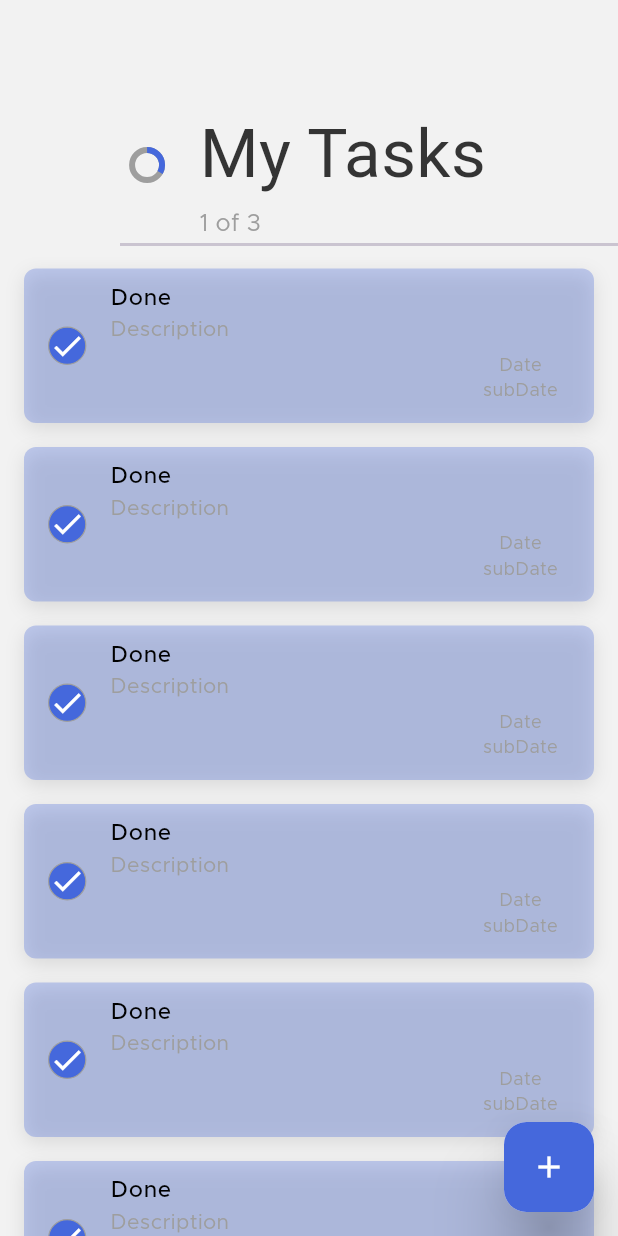
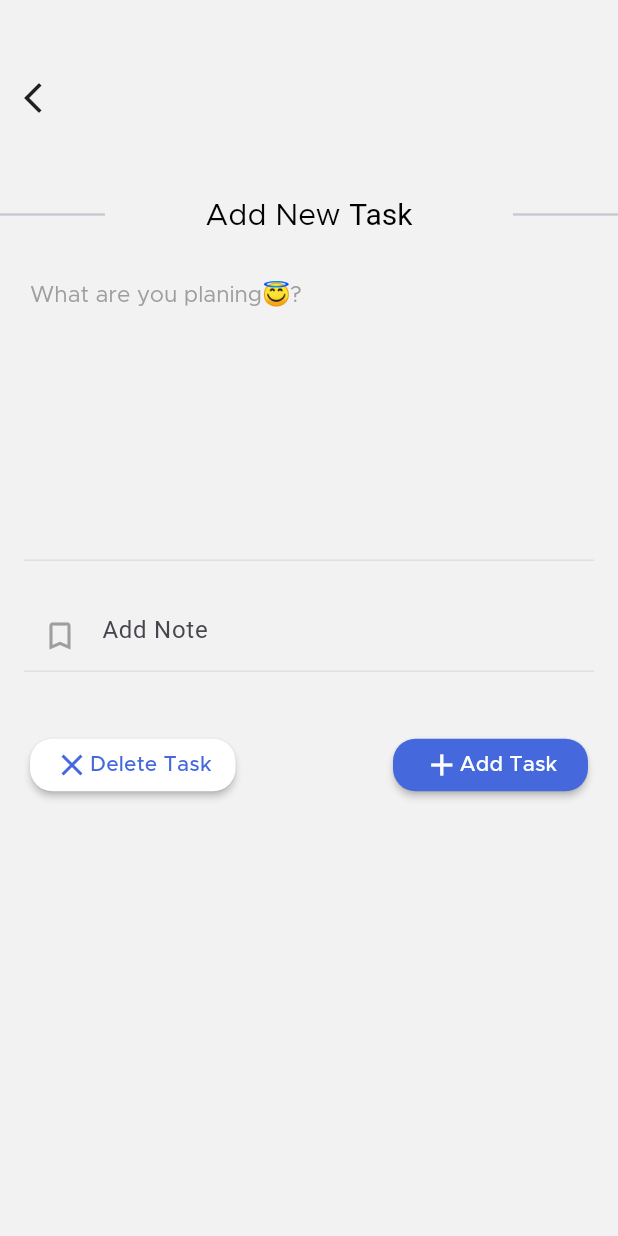
Before and after one commit to noyevate/todo, a Flutter app: the HomeView screen opened directly, after a tap on the "add" icon, on a phone screen of 412 x 824 dp. Run offline on Flutter 3.47's test engine with Material 3 defaults, Android fonts, the phone set to English and light mode, and no system bars; our stand-ins replace animate_do, equatable, flutter_bloc, flutter_screenutil, hive, hive_flutter and 1 more; accounts and stored records are empty.

Commit message:
add task, delete task and update iscompleted functionality
created the add task, delete task and update the isCompleted functionalities

```diff
--- /dev/null
+++ b/lib/core/utils/format_time.dart
@@ -0,0 +1,10 @@
+import 'package:intl/intl.dart';
+
+String formatDateTime(DateTime dateTime, {bool includeTime = false}) {
+  final date = DateFormat('MMM d, yyyy').format(dateTime);
+  if (includeTime) {
+    final time = DateFormat('h:mm a').format(dateTime);
+    return '$date at $time';
+  }
+  return date;
+}
--- a/lib/feature/home/presentation/pages/home.dart
+++ b/lib/feature/home/presentation/pages/home.dart
@@ -1,11 +1,15 @@
 import 'package:animate_do/animate_do.dart';
 import 'package:flutter/material.dart';
+import 'package:flutter_bloc/flutter_bloc.dart';
 import 'package:lottie/lottie.dart';
 import 'package:todo/core/extensions/space_exs.dart';
 import 'package:todo/core/utils/constanst.dart';
 import 'package:todo/core/utils/reusable_text.dart';
 import 'package:todo/core/utils/strings.dart';
 import 'package:todo/feature/home/presentation/widgets/fa_b.dart';
+import 'package:todo/feature/task/presentation/bloc/task_bloc.dart';
+import 'package:todo/feature/task/presentation/bloc/task_event.dart';
+import 'package:todo/feature/task/presentation/bloc/task_state.dart';
 
 import '../../../../core/utils/colors.dart';
 import '../widgets/task_widget.dart';
@@ -18,7 +22,11 @@ class HomeView extends StatefulWidget {
 }
 
 class _HomeViewState extends State<HomeView> {
-  final List<int> testing = [1212, 1232, 2387, 3, 34, 34, 34];
+  @override
+  void initState() {
+    super.initState();
+    BlocProvider.of<TaskBloc>(context).add(LoadTasks());
+  }
 
   @override
   Widget build(BuildContext context) {
@@ -26,7 +34,10 @@ class _HomeViewState extends State<HomeView> {
     return Scaffold(
       floatingActionButton: FaB(),
       backgroundColor: Theme.of(context).scaffoldBackgroundColor,
-        body: Expanded(child: _homebody(textTheme, context)));
+      body: Expanded(
+        child: _homebody(textTheme, context),
+      ),
+    );
   }
 
   Widget _homebody(TextTheme textTheme, BuildContext context) {
@@ -122,16 +133,46 @@ class _HomeViewState extends State<HomeView> {
               indent: 80,
             ),
           ),
-          Expanded(
-            child: testing.isNotEmpty
-                ? ListView.builder(
-                    itemCount: testing.length,
+          BlocBuilder<TaskBloc, TaskState>(
+            builder: (context, state) {
+              final tasks = state.tasks;
+              if (tasks.isEmpty) {
+                return Column(
+                  mainAxisAlignment: MainAxisAlignment.center,
+                  children: [
+                    FadeInUp(
+                      child: SizedBox(
+                          height: 180,
+                          width: 180,
+                          child: LottieBuilder.asset(
+                            lottieURL,
+                            animate: tasks.isNotEmpty ? false : true,
+                          )),
+                    ),
+                    FadeInUp(
+                      from: 30,
+                      child: ReuseableText(
+                        title: AppStrings.doneAllTask,
+                        style: TextStyle(),
+                      ),
+                    )
+                  ],
+                );
+              }
+              return Expanded(
+                  child: ListView.builder(
+                itemCount: tasks.length,
                 scrollDirection: Axis.vertical,
                 itemBuilder: (context, index) {
+                  var task = state.tasks[index];
                   return Dismissible(
+                    key: Key(task.id),
                     direction: DismissDirection.horizontal,
                     onDismissed: (_) {
                       // remove the task
+                      Future.delayed(const Duration(milliseconds: 1000), () {
+                        context.read<TaskBloc>().add(DeleteTask(task.id));
+                      });
                     },
                     background: Row(
                       mainAxisAlignment: MainAxisAlignment.center,
@@ -147,34 +188,14 @@ class _HomeViewState extends State<HomeView> {
                         )
                       ],
                     ),
-                        key: Key(
-                          index.toString(),
+
+                    child: TaskWidget(
+                      task: task,
                     ),
-                        child: TaskWidget(),
                   );
                 },
-                  )
-                : Column(
-                    mainAxisAlignment: MainAxisAlignment.center,
-                    children: [
-                      FadeInUp(
-                        child: SizedBox(
-                            height: 180,
-                            width: 180,
-                            child: LottieBuilder.asset(
-                              lottieURL,
-                              animate: testing.isNotEmpty ? false : true,
-                            )),
-                      ),
-                      FadeInUp(
-                        from: 30,
-                        child: ReuseableText(
-                          title: AppStrings.doneAllTask,
-                          style: TextStyle(),
-                        ),
-                      )
-                    ],
-                  ),
+              ));
+            },
           ),
         ],
       ),
--- a/lib/feature/home/presentation/widgets/fa_b.dart
+++ b/lib/feature/home/presentation/widgets/fa_b.dart
@@ -1,6 +1,7 @@
 import 'package:flutter/cupertino.dart';
 import 'package:flutter/material.dart';
 import 'package:todo/core/utils/colors.dart';
+import 'package:todo/feature/task/presentation/pages/add_task_page.dart';
 
 class FaB extends StatelessWidget {
   const FaB({
@@ -11,10 +12,10 @@ class FaB extends StatelessWidget {
   Widget build(BuildContext context) {
     return GestureDetector(
       onTap: () {
-        // Navigator.push(
-        //   context,
-        //   CupertinoPageRoute(builder: (_) => TaskView()),
-        // );
+        Navigator.push(
+          context,
+          CupertinoPageRoute(builder: (_) => TaskView()),
+        );
       },
       child: Material(
         borderRadius: BorderRadius.circular(15),
--- a/lib/feature/home/presentation/widgets/task_widget.dart
+++ b/lib/feature/home/presentation/widgets/task_widget.dart
@@ -1,11 +1,17 @@
 import 'package:flutter/material.dart';
+import 'package:flutter_bloc/flutter_bloc.dart';
 
 import 'package:todo/core/utils/colors.dart';
+import 'package:todo/core/utils/format_time.dart';
 import 'package:todo/core/utils/reusable_text.dart';
+import 'package:todo/feature/task/domain/entities/task.dart';
+import 'package:todo/feature/task/presentation/bloc/task_bloc.dart';
+import 'package:todo/feature/task/presentation/bloc/task_event.dart';
 
 class TaskWidget extends StatelessWidget {
+  final Task task;
   const TaskWidget({
-    super.key,
+    super.key, required this.task,
   });
 
   @override
@@ -30,23 +36,24 @@ class TaskWidget extends StatelessWidget {
           child: ListTile(
             leading: GestureDetector(
               onTap: () {
+                 context.read<TaskBloc>().add(ToggleTaskCompletion(task));
                 // check or uncheck the task
               },
               child: AnimatedContainer(
                 duration: const Duration(milliseconds: 600),
                 decoration: BoxDecoration(
-                    color: AppColors.primaryColor,
+                    color: task.isCompleted  ? AppColors.primaryColor : Colors.white,
                     shape: BoxShape.circle,
                     border: Border.all(
                         color: Colors.grey, width: .8)),
-                child: Icon(
+                child:  Icon(
                   Icons.check,
                   color: Colors.white,
                 ),
               ),
             ),
             title: ReuseableText(
-              title: "Done",
+              title: task.title.toString(),
               style: TextStyle(
                   color: Theme.of(context).brightness == Brightness.dark ? AppColors.grey: Colors.black,
                   fontSize: 15,
@@ -57,9 +64,9 @@ class TaskWidget extends StatelessWidget {
               crossAxisAlignment: CrossAxisAlignment.start,
               children: [
                 ReuseableText(
-                  title: "Description",
+                  title: task.subTitle,
                   style: TextStyle(
-                      color: Colors.grey,
+                      color: Colors.white,
                       fontWeight: FontWeight.w300),
                 ),
                 Align(
@@ -70,16 +77,16 @@ class TaskWidget extends StatelessWidget {
                       mainAxisAlignment: MainAxisAlignment.center,
                       children: [
                         ReuseableText(
-                          title: "Date",
+                          title: formatDateTime(task.createdAtDate, includeTime: true),
                           style: TextStyle(
                               fontSize: 12, color: Colors.grey),
                         ),
 
-                        ReuseableText(
-                          title: "subDate",
-                          style: TextStyle(
-                              fontSize: 12, color: Colors.grey),
-                        ),
+                        // ReuseableText(
+                        //   title: "subDate",
+                        //   style: TextStyle(
+                        //       fontSize: 12, color: Colors.grey),
+                        // ),
                       ],
                     ),
                   ),
--- /dev/null
+++ b/lib/feature/task/data/models/task_model.dart
@@ -0,0 +1,63 @@
+import 'package:hive/hive.dart';
+import 'package:uuid/uuid.dart';
+import '../../domain/entities/task.dart';
+
+part 'task_model.g.dart';
+
+@HiveType(typeId: 0)
+class TaskModel extends HiveObject {
+  @HiveField(0)
+  final String id;
+  @HiveField(1)
+  final String title;
+  @HiveField(2)
+  final String subTitle;
+  @HiveField(3)
+  final DateTime createdAtTime;
+  @HiveField(4)
+  final DateTime createdAtDate;
+  @HiveField(5)
+  final bool isCompleted;
+
+  TaskModel({
+    required this.id,
+    required this.title,
+    required this.subTitle,
+    required this.createdAtTime,
+    required this.createdAtDate,
+    required this.isCompleted,
+  });
+
+  factory TaskModel.create({
+    String? title,
+    String? subTitle,
+    DateTime? createdAtTime,
+    DateTime? createdAtDate,
+  }) =>
+      TaskModel(
+        id: const Uuid().v1(),
+        title: title ?? '',
+        subTitle: subTitle ?? '',
+        createdAtTime: createdAtTime ?? DateTime.now(),
+        createdAtDate: createdAtDate ?? DateTime.now(),
+        isCompleted: false,
+      );
+
+  Task toEntity() => Task(
+        id: id,
+        title: title,
+        subTitle: subTitle,
+        createdAtTime: createdAtTime,
+        createdAtDate: createdAtDate,
+        isCompleted: isCompleted,
+      );
+
+  static TaskModel fromEntity(Task task) => TaskModel(
+        id: task.id,
+        title: task.title,
+        subTitle: task.subTitle,
+        createdAtTime: task.createdAtTime,
+        createdAtDate: task.createdAtDate,
+        isCompleted: task.isCompleted,
+      );
+}
--- /dev/null
+++ b/lib/feature/task/data/repository/hive_task_repository.dart
@@ -0,0 +1,30 @@
+import 'package:hive/hive.dart';
+import 'package:todo/feature/task/domain/repositories/task_repository.dart';
+import '../../domain/entities/task.dart';
+import '../models/task_model.dart';
+
+class HiveTaskRepositoryImpl implements TaskRepository {
+  final Box<TaskModel> taskBox = Hive.box<TaskModel>('tasks');
+
+  @override
+  Future<void> addTask(Task task) async {
+    await taskBox.put(task.id, TaskModel.fromEntity(task));
+
+  }
+
+  @override
+  Future<List<Task>> getTasks() async {
+    return taskBox.values.map((model) => model.toEntity()).toList();
+  }
+
+  @override
+  Future<void> deleteTask(String taskId) async {
+    await taskBox.delete(taskId);
+  }
+
+  @override
+  Future<void> toggleTaskCompletion(Task task) async {
+    final updatedTask = task.copyWith(isCompleted: !task.isCompleted);
+    await taskBox.put(updatedTask.id, TaskModel.fromEntity(updatedTask));
+  }
+}
--- /dev/null
+++ b/lib/feature/task/domain/entities/task.dart
@@ -0,0 +1,53 @@
+import 'package:uuid/uuid.dart';
+
+class Task {
+  final String id;
+  final String title;
+  final String subTitle;
+  final DateTime createdAtTime;
+  final DateTime createdAtDate;
+  final bool isCompleted;
+
+  const Task({
+    required this.id,
+    required this.title,
+    required this.subTitle,
+    required this.createdAtTime,
+    required this.createdAtDate,
+    required this.isCompleted,
+  });
+
+  factory Task.create({
+  required String title,
+  required String subTitle,
+  DateTime? createdAtTime,
+  DateTime? createdAtDate,
+}) {
+  return Task(
+    id: const Uuid().v1(),
+    title: title,
+    subTitle: subTitle,
+    createdAtTime: createdAtTime ?? DateTime.now(),
+    createdAtDate: createdAtDate ?? DateTime.now(),
+    isCompleted: false,
+  );
+}
+
+
+  Task copyWith({
+    String? id,
+    String? title,
+    String? subTitle,
+    DateTime? createdAtTime,
+    DateTime? createdAtDate,
+    bool? isCompleted,
+  }) =>
+      Task(
+        id: id ?? this.id,
+        title: title ?? this.title,
+        subTitle: subTitle ?? this.subTitle,
+        createdAtTime: createdAtTime ?? this.createdAtTime,
+        createdAtDate: createdAtDate ?? this.createdAtDate,
+        isCompleted: isCompleted ?? this.isCompleted,
+      );
+}
--- /dev/null
+++ b/lib/feature/task/domain/repositories/task_repository.dart
@@ -0,0 +1,8 @@
+import '../../domain/entities/task.dart';
+
+abstract class TaskRepository {
+  Future<void> addTask(Task task);
+  Future<List<Task>> getTasks();
+  Future<void> deleteTask(String taskId);
+  Future<void> toggleTaskCompletion(Task task);
+}
--- /dev/null
+++ b/lib/feature/task/domain/usecases/add_task_usecase.dart
@@ -0,0 +1,10 @@
+import 'package:todo/feature/task/domain/repositories/task_repository.dart';
+
+import '../entities/task.dart';
+
+class AddTaskUseCase {
+  final TaskRepository repository;
+  AddTaskUseCase(this.repository);
+
+  Future<void> call(Task task) => repository.addTask(task);
+}
--- /dev/null
+++ b/lib/feature/task/presentation/bloc/task_bloc.dart
@@ -0,0 +1,35 @@
+import 'package:flutter_bloc/flutter_bloc.dart';
+import 'package:todo/feature/task/domain/repositories/task_repository.dart';
+import 'task_event.dart';
+import 'task_state.dart';
+
+class TaskBloc extends Bloc<TaskEvent, TaskState> {
+  final TaskRepository repository;
+
+  TaskBloc(this.repository) : super(const TaskState(tasks: [])) {
+    on<LoadTasks>((event, emit) async {
+      final tasks = await repository.getTasks();
+      emit(state.copyWith(tasks: tasks));
+    });
+
+    on<AddTask>((event, emit) async {
+      final task = await repository.addTask(event.task);
+    //  print(task);
+      final tasks = await repository.getTasks();
+      print("${tasks.length}");
+      emit(state.copyWith(tasks: tasks));
+    });
+
+    on<DeleteTask>((event, emit) async {
+      await repository.deleteTask(event.taskId);
+      final tasks = await repository.getTasks();
+      emit(state.copyWith(tasks: tasks));
+    });
+
+    on<ToggleTaskCompletion>((event, emit) async {
+      await repository.toggleTaskCompletion(event.task);
+      final tasks = await repository.getTasks();
+      emit(state.copyWith(tasks: tasks));
+    });
+  }
+}
--- /dev/null
+++ b/lib/feature/task/presentation/bloc/task_event.dart
@@ -0,0 +1,21 @@
+
+import 'package:todo/feature/task/domain/entities/task.dart';
+
+abstract class TaskEvent {}
+
+class LoadTasks extends TaskEvent {}
+
+class AddTask extends TaskEvent {
+  final Task task;
+  AddTask(this.task);
+}
+
+class DeleteTask extends TaskEvent {
+  final String taskId;
+  DeleteTask(this.taskId);
+}
+
+class ToggleTaskCompletion extends TaskEvent {
+  final Task task;
+  ToggleTaskCompletion(this.task);
+}
--- /dev/null
+++ b/lib/feature/task/presentation/bloc/task_state.dart
@@ -0,0 +1,15 @@
+import 'package:equatable/equatable.dart';
+import 'package:todo/feature/task/domain/entities/task.dart';
+
+class TaskState extends Equatable {
+  final List<Task> tasks;
+
+  const TaskState({required this.tasks});
+
+  @override
+  List<Object?> get props => [tasks];
+
+  TaskState copyWith({List<Task>? tasks}) {
+    return TaskState(tasks: tasks ?? this.tasks);
+  }
+}
--- /dev/null
+++ b/lib/feature/task/presentation/pages/add_task_page.dart
@@ -0,0 +1,186 @@
+import 'package:flutter/material.dart';
+import 'package:flutter_bloc/flutter_bloc.dart';
+import 'package:todo/core/extensions/space_exs.dart';
+import 'package:todo/core/utils/colors.dart';
+import 'package:todo/core/utils/reusable_text.dart';
+import 'package:todo/feature/task/data/models/task_model.dart';
+import 'package:todo/feature/task/domain/entities/task.dart';
+import 'package:todo/feature/task/presentation/bloc/task_event.dart';
+import 'package:todo/feature/task/presentation/widget/repeated_tex_field.dart';
+import 'package:todo/feature/task/presentation/widget/task_view_app_bar.dart';
+
+import '../../../../core/utils/strings.dart';
+import '../bloc/task_bloc.dart';
+
+class TaskView extends StatefulWidget {
+  const TaskView({super.key});
+
+  @override
+  State<TaskView> createState() => _TaskViewState();
+}
+
+class _TaskViewState extends State<TaskView> {
+  final TextEditingController controller = TextEditingController();
+  final TextEditingController descriptionTaskController =
+      TextEditingController();
+
+  void _submit() {
+    if (controller.text.trim().isEmpty) return;
+
+    final newTask = Task.create(
+      title: controller.text.trim(),
+      subTitle: descriptionTaskController.text.trim(),
+    );
+
+    context.read<TaskBloc>().add(AddTask(newTask));
+    Navigator.pop(context); // return to home
+  }
+
+  @override
+  Widget build(BuildContext context) {
+    TextTheme textTheme = Theme.of(context).textTheme;
+    return GestureDetector(
+      onTap: () => FocusManager.instance.primaryFocus!.unfocus(),
+      child: Scaffold(
+        backgroundColor: Theme.of(context).scaffoldBackgroundColor,
+        appBar: TaskViewAppBar(),
+        body: SizedBox(
+          width: double.infinity,
+          height: double.infinity,
+          child: SingleChildScrollView(
+            child: Column(
+              crossAxisAlignment: CrossAxisAlignment.center,
+              children: [
+                _buidHeader(textTheme),
+                SizedBox(
+                  width: double.infinity,
+                  // height: ,
+                  child: Column(
+                    crossAxisAlignment: CrossAxisAlignment.start,
+                    children: [
+                      30.s,
+                      Padding(
+                        padding: EdgeInsets.only(left: 20),
+                        child: Text(
+                          AppStrings.titleOfTitleTextField,
+                          style: textTheme.headlineMedium,
+                        ),
+                      ),
+                      RepeatedTexField(
+                        titleTaskController: controller,
+                      ),
+                      10.s,
+                      RepeatedTexField(
+                        titleTaskController: descriptionTaskController,
+                        isForDescription: true,
+                      ),
+                    ],
+                  ),
+                ),
+                30.s,
+                _buildButton(),
+              ],
+            ),
+          ),
+        ),
+      ),
+    );
+  }
+
+  Widget _buildButton() {
+    return Padding(
+      padding: EdgeInsets.only(bottom: 20, left: 20, right: 20),
+      child: Row(
+        mainAxisAlignment: MainAxisAlignment.spaceBetween,
+        children: [
+          MaterialButton(
+            onPressed: () {
+              print("task deleted");
+            },
+            minWidth: 130,
+            color: Colors.white,
+            height: 35,
+            shape: RoundedRectangleBorder(
+              borderRadius: BorderRadius.circular(15),
+            ),
+            child: Row(
+              children: [
+                Icon(
+                  Icons.close,
+                  color: AppColors.primaryColor,
+                ),
+                10.s,
+                Center(
+                  child: ReuseableText(
+                    title: AppStrings.deleteTask,
+                    style: TextStyle(color: AppColors.primaryColor),
+                  ),
+                ),
+              ],
+            ),
+          ),
+          MaterialButton(
+            onPressed: () {
+              _submit();
+              print("add tsk");
+            },
+            minWidth: 130,
+            color: AppColors.primaryColor,
+            height: 35,
+            shape: RoundedRectangleBorder(
+              borderRadius: BorderRadius.circular(15),
+            ),
+            child: Row(
+              children: [
+                Icon(
+                  Icons.add,
+                  color: Colors.white,
+                ),
+                10.s,
+                Center(
+                  child: ReuseableText(
+                    title: AppStrings.addTaskString,
+                    style: TextStyle(color: Colors.white),
+                  ),
+                ),
+              ],
+            ),
+          ),
+        ],
+      ),
+    );
+  }
+
+  Widget _buidHeader(TextTheme textTheme) {
+    return Row(
+      crossAxisAlignment: CrossAxisAlignment.center,
+      mainAxisAlignment: MainAxisAlignment.spaceBetween,
+      children: [
+        SizedBox(
+          width: 70,
+          child: Divider(
+            thickness: 1.5,
+          ),
+        ),
+        RichText(
+          text: TextSpan(
+              text: "Add New ",
+              style: textTheme.titleLarge,
+              children: [
+                TextSpan(
+                  text: AppStrings.taskStrnig,
+                  style: TextStyle(
+                      fontWeight: FontWeight.w400, color: Colors.black),
+                )
+              ]),
+        ),
+        SizedBox(
+          width: 70,
+          child: Divider(
+            thickness: 1.5,
+          ),
+        ),
+      ],
+    );
+  }
+}
--- /dev/null
+++ b/lib/feature/task/presentation/widget/repeated_tex_field.dart
@@ -0,0 +1,48 @@
+import 'package:flutter/material.dart';
+
+import '../../../../core/utils/strings.dart';
+
+class RepeatedTexField extends StatelessWidget {
+  const RepeatedTexField({
+    super.key,
+    required this.titleTaskController, this.isForDescription = false,
+  });
+
+  final TextEditingController titleTaskController;
+  final bool isForDescription ;
+
+  @override
+  Widget build(BuildContext context) {
+    return Container(
+      margin: EdgeInsets.symmetric(horizontal: 16),
+      width: double.infinity,
+      child: ListTile(
+        contentPadding: EdgeInsets.zero,
+        title: TextFormField(
+          controller: titleTaskController,
+          maxLines: !isForDescription ? 6 : null,
+          cursorHeight: !isForDescription ? 40 : null,
+          style: TextStyle(color: Colors.black),
+          decoration: InputDecoration(
+            border: isForDescription ? InputBorder.none : null,
+            counter: Container(),
+            hintText: isForDescription ? AppStrings.addNote : null,
+            prefixIcon: isForDescription ? Icon(Icons.bookmark_border, color: Colors.grey,) : null,
+            enabledBorder: UnderlineInputBorder(
+              borderSide: BorderSide(
+                color: Colors.grey.shade300
+              )
+            ),
+            focusedBorder: UnderlineInputBorder(
+              borderSide: BorderSide(
+                color: Colors.grey.shade300
+              )
+            ),
+          ),
+          onFieldSubmitted: (value) {},
+          onChanged: (value) {},
+        ),
+      ),
+    );
+  }
+}
--- /dev/null
+++ b/lib/feature/task/presentation/widget/task_view_app_bar.dart
@@ -0,0 +1,34 @@
+import 'package:flutter/material.dart';
+
+class TaskViewAppBar extends StatelessWidget implements PreferredSizeWidget {
+
+  const TaskViewAppBar({super.key});
+
+
+
+  @override
+  Widget build(BuildContext context) {
+    return SizedBox(
+      width: double.infinity,
+      height: 130,
+      child: Padding(
+        padding: const EdgeInsets.only(left: 10),
+        child: Row(
+          children: [
+            GestureDetector(
+              onTap: () {
+                Navigator.pop(context);
+              },
+              child: Icon(Icons.arrow_back_ios_new_outlined)
+            )
+          ],
+        ),
+      ),
+    );
+  }
+
+
+
+  @override
+  Size get preferredSize => const Size.fromHeight(150);
+}
--- a/lib/main.dart
+++ b/lib/main.dart
@@ -1,15 +1,36 @@
 import 'package:flutter/material.dart';
 import 'package:flutter_bloc/flutter_bloc.dart';
 import 'package:flutter_screenutil/flutter_screenutil.dart';
+import 'package:hive_flutter/adapters.dart';
 import 'package:todo/core/utils/themes.dart';
 import 'package:todo/feature/choose_mode/presentation/bloc/theme_bloc.dart';
 import 'package:todo/feature/choose_mode/presentation/bloc/theme_state.dart';
 import 'package:todo/feature/choose_mode/presentation/pages/choose_theme.dart';
+import 'package:todo/feature/task/data/models/task_model.dart';
+import 'package:todo/feature/task/data/repository/hive_task_repository.dart';
+import 'package:todo/feature/task/domain/entities/task.dart';
+import 'package:todo/feature/task/presentation/bloc/task_bloc.dart';
+import 'package:todo/feature/task/presentation/bloc/task_event.dart';
 
-void main() {
+void main() async {
+  WidgetsFlutterBinding.ensureInitialized();
+  await Hive.initFlutter();
+  Hive.registerAdapter(TaskModelAdapter()); // Use TaskModel here
+  await Hive.openBox<TaskModel>('tasks');
+
+  // Setup repository
+  final taskRepository = HiveTaskRepositoryImpl();
+
   runApp(
-    BlocProvider(
-      create: (_) => ThemeBloc(),
+    MultiBlocProvider(
+      providers: [
+        BlocProvider(
+          create: (_) => TaskBloc(taskRepository)..add(LoadTasks()),
+        ),
+        BlocProvider(
+          create: (_) => ThemeBloc(),
+        ),
+      ],
       child: const MyApp(),
     ),
   );
--- a/pubspec.yaml
+++ b/pubspec.yaml
@@ -46,6 +46,7 @@ dependencies:
   flutter_slider_drawer: ^3.0.2
   flutter_bloc: ^9.1.1
   flutter_screenutil: ^5.9.3
+  equatable: ^2.0.7
 
 dev_dependencies:
   flutter_test:
```
Also changed, not shown: lib/feature/task/data/models/task_model.g.dart (added), pubspec.lock. Lines whose indentation alone changed are shown as unchanged.
